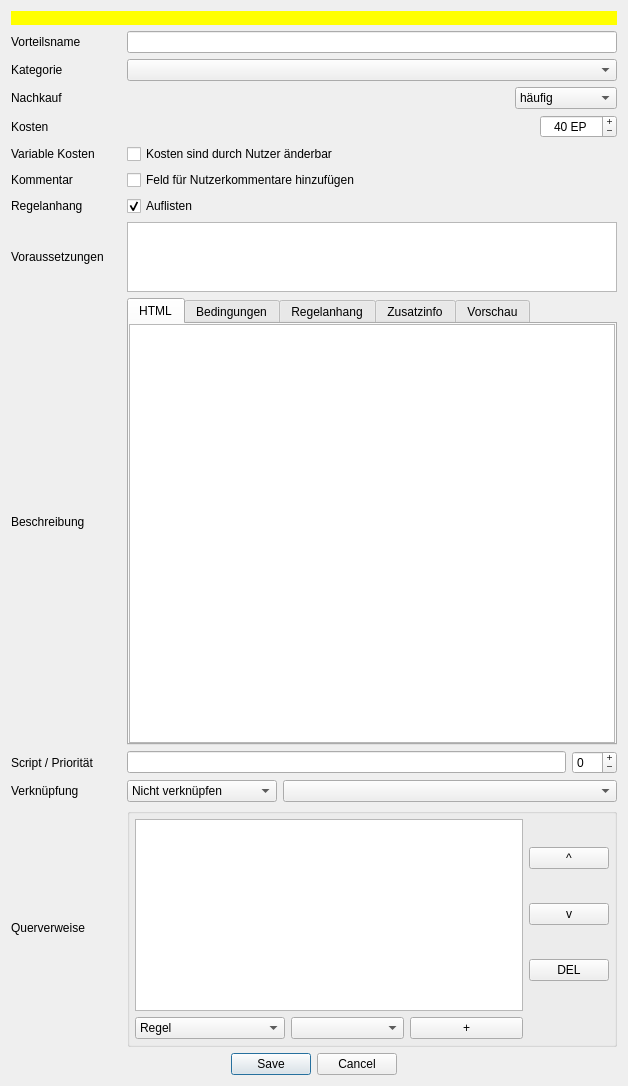
Above: designer/DatenbankEditVorteil.ui from Aeolitus/Sephrasto before the change. Below: the same form after it.
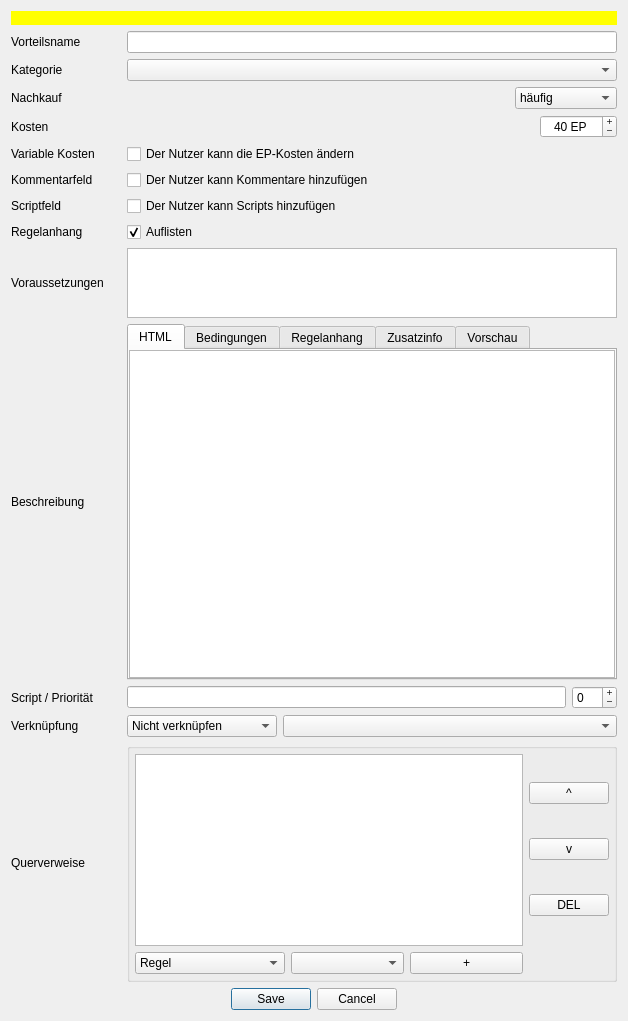
That is the form after the change.

Commit message: Add option to allow adding scripts to vorteile in the character editor. Enabled this option for all vorteile that allow users to distribute points (such as Kraftvoller kampf IV).

What changed in the file:
```diff
--- a/designer/DatenbankEditVorteil.ui
+++ b/designer/DatenbankEditVorteil.ui
@@ -10,7 +10,7 @@
     <x>0</x>
     <y>0</y>
     <width>628</width>
-    <height>1086</height>
+    <height>978</height>
    </rect>
   </property>
   <property name="windowTitle">
@@ -19,6 +19,29 @@
   <layout class="QGridLayout" name="gridLayout_2">
    <item row="2" column="0">
     <layout class="QGridLayout" name="gridLayout">
+     <item row="11" column="0">
+      <widget class="QLabel" name="label_41">
+       <property name="minimumSize">
+        <size>
+         <width>110</width>
+         <height>0</height>
+        </size>
+       </property>
+       <property name="text">
+        <string>Script / Priorität</string>
+       </property>
+      </widget>
+     </item>
+     <item row="8" column="1">
+      <widget class="QCheckBox" name="checkCheatsheet">
+       <property name="text">
+        <string>Auflisten</string>
+       </property>
+       <property name="checked">
+        <bool>true</bool>
+       </property>
+      </widget>
+     </item>
      <item row="4" column="1">
       <layout class="QHBoxLayout" name="horizontalLayout_2">
        <item>
@@ -67,20 +90,60 @@
        </item>
       </layout>
      </item>
-     <item row="8" column="0">
-      <widget class="QLabel" name="label_4">
-       <property name="minimumSize">
-        <size>
-         <width>110</width>
-         <height>0</height>
-        </size>
-       </property>
+     <item row="1" column="0">
+      <widget class="QLabel" name="label">
        <property name="text">
-        <string>Voraussetzungen</string>
+        <string>Vorteilsname</string>
        </property>
       </widget>
      </item>
-     <item row="12" column="1">
+     <item row="3" column="1">
+      <layout class="QHBoxLayout" name="horizontalLayout">
+       <item>
+        <spacer name="horizontalSpacer">
+         <property name="orientation">
+          <enum>Qt::Horizontal</enum>
+         </property>
+         <property name="sizeHint" stdset="0">
+          <size>
+           <width>40</width>
+           <height>20</height>
+          </size>
+         </property>
+        </spacer>
+       </item>
+       <item>
+        <widget class="QComboBox" name="comboNachkauf">
+         <item>
+          <property name="text">
+           <string>häufig</string>
+          </property>
+         </item>
+         <item>
+          <property name="text">
+           <string>üblich</string>
+          </property>
+         </item>
+         <item>
+          <property name="text">
+           <string>selten</string>
+          </property>
+         </item>
+         <item>
+          <property name="text">
+           <string>extrem selten</string>
+          </property>
+         </item>
+         <item>
+          <property name="text">
+           <string>nicht möglich</string>
+          </property>
+         </item>
+        </widget>
+       </item>
+      </layout>
+     </item>
+     <item row="13" column="1">
       <widget class="QGroupBox" name="groupBox">
        <property name="title">
         <string/>
@@ -219,234 +282,14 @@
        </layout>
       </widget>
      </item>
-     <item row="6" column="0">
-      <widget class="QLabel" name="label_7">
+     <item row="3" column="0">
+      <widget class="QLabel" name="label_3">
        <property name="text">
-        <string>Kommentar</string>
+        <string>Nachkauf</string>
        </property>
       </widget>
      </item>
      <item row="10" column="1">
-      <layout class="QHBoxLayout" name="horizontalLayout_4">
-       <item>
-        <widget class="QLineEdit" name="leScript">
-         <property name="toolTip">
-          <string>&lt;html&gt;&lt;head/&gt;&lt;body&gt;&lt;p&gt;In diesem Feld kannst du ein Python-Skript einfügen, die beim Erwerb des Vorteils ausgeführt werden. Siehe &amp;quot;Skripte für Abgeleitete Werte, Vorteile und Waffeneigenschaften&amp;quot; in der Sephrasto-Hilfe für verfügbare Funktionen und Beispiele.&lt;/p&gt;&lt;/body&gt;&lt;/html&gt;</string>
-         </property>
-        </widget>
-       </item>
-       <item>
-        <widget class="QSpinBox" name="spinScriptPrio">
-         <property name="toolTip">
-          <string>&lt;html&gt;&lt;head/&gt;&lt;body&gt;&lt;p&gt;Die Skript-Priorität legt die Reihenfolge der Auswertung fest. 0 ist Standard, negative Werte werden davor, positive Werte danach ausgewertet. Dies ist relevant, falls bspw. die INI verdoppelt werden soll nachdem Kampfreflexe eingerechnet wurde. In diesem Fall sollte die Skript-Priorität höher als die von Kampfreflexe sein.&lt;/p&gt;&lt;/body&gt;&lt;/html&gt;</string>
-         </property>
-         <property name="buttonSymbols">
-          <enum>QAbstractSpinBox::PlusMinus</enum>
-         </property>
-         <property name="minimum">
-          <number>-10</number>
-         </property>
-         <property name="maximum">
-          <number>10</number>
-         </property>
-         <property name="singleStep">
-          <number>1</number>
-         </property>
-         <property name="value">
-          <number>0</number>
-         </property>
-        </widget>
-       </item>
-      </layout>
-     </item>
-     <item row="11" column="1">
-      <layout class="QHBoxLayout" name="horizontalLayout_5">
-       <item>
-        <widget class="QComboBox" name="comboLinkKategorie">
-         <property name="minimumSize">
-          <size>
-           <width>150</width>
-           <height>0</height>
-          </size>
-         </property>
-         <property name="maximumSize">
-          <size>
-           <width>150</width>
-           <height>16777215</height>
-          </size>
-         </property>
-         <item>
-          <property name="text">
-           <string>Nicht verknüpfen</string>
-          </property>
-         </item>
-         <item>
-          <property name="text">
-           <string>Regel</string>
-          </property>
-         </item>
-         <item>
-          <property name="text">
-           <string>Übernat. Talent</string>
-          </property>
-         </item>
-         <item>
-          <property name="text">
-           <string>Vorteil</string>
-          </property>
-         </item>
-        </widget>
-       </item>
-       <item>
-        <widget class="QComboBox" name="comboLinkElement"/>
-       </item>
-      </layout>
-     </item>
-     <item row="5" column="1">
-      <widget class="QCheckBox" name="checkVariable">
-       <property name="text">
-        <string>Kosten sind durch Nutzer änderbar</string>
-       </property>
-      </widget>
-     </item>
-     <item row="6" column="1">
-      <widget class="QCheckBox" name="checkKommentar">
-       <property name="text">
-        <string>Feld für Nutzerkommentare hinzufügen</string>
-       </property>
-      </widget>
-     </item>
-     <item row="10" column="0">
-      <widget class="QLabel" name="label_41">
-       <property name="minimumSize">
-        <size>
-         <width>110</width>
-         <height>0</height>
-        </size>
-       </property>
-       <property name="text">
-        <string>Script / Priorität</string>
-       </property>
-      </widget>
-     </item>
-     <item row="3" column="1">
-      <layout class="QHBoxLayout" name="horizontalLayout">
-       <item>
-        <spacer name="horizontalSpacer">
-         <property name="orientation">
-          <enum>Qt::Horizontal</enum>
-         </property>
-         <property name="sizeHint" stdset="0">
-          <size>
-           <width>40</width>
-           <height>20</height>
-          </size>
-         </property>
-        </spacer>
-       </item>
-       <item>
-        <widget class="QComboBox" name="comboNachkauf">
-         <item>
-          <property name="text">
-           <string>häufig</string>
-          </property>
-         </item>
-         <item>
-          <property name="text">
-           <string>üblich</string>
-          </property>
-         </item>
-         <item>
-          <property name="text">
-           <string>selten</string>
-          </property>
-         </item>
-         <item>
-          <property name="text">
-           <string>extrem selten</string>
-          </property>
-         </item>
-         <item>
-          <property name="text">
-           <string>nicht möglich</string>
-          </property>
-         </item>
-        </widget>
-       </item>
-      </layout>
-     </item>
-     <item row="2" column="1">
-      <widget class="QComboBox" name="comboTyp"/>
-     </item>
-     <item row="5" column="0">
-      <widget class="QLabel" name="label_12">
-       <property name="text">
-        <string>Variable Kosten</string>
-       </property>
-      </widget>
-     </item>
-     <item row="8" column="1">
-      <widget class="QPlainTextEdit" name="teVoraussetzungen">
-       <property name="maximumSize">
-        <size>
-         <width>16777215</width>
-         <height>250</height>
-        </size>
-       </property>
-       <property name="toolTip">
-        <string>&lt;html&gt;&lt;head/&gt;&lt;body&gt;&lt;p&gt;Siehe &amp;quot;Datenbank Editor -&amp;gt; Einstellungsmöglichkeiten -&amp;gt; Voraussetzungen&amp;quot; in der Sephrasto-Hilfe für eine Anleitung.&lt;/p&gt;&lt;/body&gt;&lt;/html&gt;</string>
-       </property>
-      </widget>
-     </item>
-     <item row="2" column="0">
-      <widget class="QLabel" name="label_6">
-       <property name="text">
-        <string>Kategorie</string>
-       </property>
-      </widget>
-     </item>
-     <item row="1" column="1">
-      <widget class="QLineEdit" name="leName"/>
-     </item>
-     <item row="9" column="0">
-      <widget class="QLabel" name="label_5">
-       <property name="text">
-        <string>Beschreibung</string>
-       </property>
-      </widget>
-     </item>
-     <item row="11" column="0">
-      <widget class="QLabel" name="label_9">
-       <property name="text">
-        <string>Verknüpfung</string>
-       </property>
-       <property name="indent">
-        <number>0</number>
-       </property>
-      </widget>
-     </item>
-     <item row="12" column="0">
-      <widget class="QLabel" name="label_11">
-       <property name="text">
-        <string>Querverweise</string>
-       </property>
-      </widget>
-     </item>
-     <item row="4" column="0">
-      <widget class="QLabel" name="label_2">
-       <property name="text">
-        <string>Kosten</string>
-       </property>
-      </widget>
-     </item>
-     <item row="7" column="0">
-      <widget class="QLabel" name="label_10">
-       <property name="text">
-        <string>Regelanhang</string>
-       </property>
-      </widget>
-     </item>
-     <item row="9" column="1">
       <widget class="QTabWidget" name="tabWidget">
        <property name="currentIndex">
         <number>0</number>
@@ -631,10 +474,164 @@
        </widget>
       </widget>
      </item>
-     <item row="1" column="0">
-      <widget class="QLabel" name="label">
+     <item row="6" column="1">
+      <widget class="QCheckBox" name="checkKommentar">
        <property name="text">
-        <string>Vorteilsname</string>
+        <string>Der Nutzer kann Kommentare hinzufügen</string>
+       </property>
+      </widget>
+     </item>
+     <item row="8" column="0">
+      <widget class="QLabel" name="label_10">
+       <property name="text">
+        <string>Regelanhang</string>
+       </property>
+      </widget>
+     </item>
+     <item row="5" column="1">
+      <widget class="QCheckBox" name="checkVariable">
+       <property name="text">
+        <string>Der Nutzer kann die EP-Kosten ändern</string>
+       </property>
+      </widget>
+     </item>
+     <item row="13" column="0">
+      <widget class="QLabel" name="label_11">
+       <property name="text">
+        <string>Querverweise</string>
+       </property>
+      </widget>
+     </item>
+     <item row="12" column="1">
+      <layout class="QHBoxLayout" name="horizontalLayout_5">
+       <item>
+        <widget class="QComboBox" name="comboLinkKategorie">
+         <property name="minimumSize">
+          <size>
+           <width>150</width>
+           <height>0</height>
+          </size>
+         </property>
+         <property name="maximumSize">
+          <size>
+           <width>150</width>
+           <height>16777215</height>
+          </size>
+         </property>
+         <item>
+          <property name="text">
+           <string>Nicht verknüpfen</string>
+          </property>
+         </item>
+         <item>
+          <property name="text">
+           <string>Regel</string>
+          </property>
+         </item>
+         <item>
+          <property name="text">
+           <string>Übernat. Talent</string>
+          </property>
+         </item>
+         <item>
+          <property name="text">
+           <string>Vorteil</string>
+          </property>
+         </item>
+        </widget>
+       </item>
+       <item>
+        <widget class="QComboBox" name="comboLinkElement"/>
+       </item>
+      </layout>
+     </item>
+     <item row="10" column="0">
+      <widget class="QLabel" name="label_5">
+       <property name="text">
+        <string>Beschreibung</string>
+       </property>
+      </widget>
+     </item>
+     <item row="2" column="1">
+      <widget class="QComboBox" name="comboTyp"/>
+     </item>
+     <item row="4" column="0">
+      <widget class="QLabel" name="label_2">
+       <property name="text">
+        <string>Kosten</string>
+       </property>
+      </widget>
+     </item>
+     <item row="11" column="1">
+      <layout class="QHBoxLayout" name="horizontalLayout_4">
+       <item>
+        <widget class="QLineEdit" name="leScript">
+         <property name="toolTip">
+          <string>&lt;html&gt;&lt;head/&gt;&lt;body&gt;&lt;p&gt;In diesem Feld kannst du ein Python-Skript einfügen, die beim Erwerb des Vorteils ausgeführt werden. Siehe &amp;quot;Skripte für Abgeleitete Werte, Vorteile und Waffeneigenschaften&amp;quot; in der Sephrasto-Hilfe für verfügbare Funktionen und Beispiele.&lt;/p&gt;&lt;/body&gt;&lt;/html&gt;</string>
+         </property>
+        </widget>
+       </item>
+       <item>
+        <widget class="QSpinBox" name="spinScriptPrio">
+         <property name="toolTip">
+          <string>&lt;html&gt;&lt;head/&gt;&lt;body&gt;&lt;p&gt;Die Skript-Priorität legt die Reihenfolge der Auswertung fest. 0 ist Standard, negative Werte werden davor, positive Werte danach ausgewertet. Dies ist relevant, falls bspw. die INI verdoppelt werden soll nachdem Kampfreflexe eingerechnet wurde. In diesem Fall sollte die Skript-Priorität höher als die von Kampfreflexe sein.&lt;/p&gt;&lt;/body&gt;&lt;/html&gt;</string>
+         </property>
+         <property name="buttonSymbols">
+          <enum>QAbstractSpinBox::PlusMinus</enum>
+         </property>
+         <property name="minimum">
+          <number>-10</number>
+         </property>
+         <property name="maximum">
+          <number>10</number>
+         </property>
+         <property name="singleStep">
+          <number>1</number>
+         </property>
+         <property name="value">
+          <number>0</number>
+         </property>
+        </widget>
+       </item>
+      </layout>
+     </item>
+     <item row="5" column="0">
+      <widget class="QLabel" name="label_12">
+       <property name="text">
+        <string>Variable Kosten</string>
+       </property>
+      </widget>
+     </item>
+     <item row="9" column="1">
+      <widget class="QPlainTextEdit" name="teVoraussetzungen">
+       <property name="maximumSize">
+        <size>
+         <width>16777215</width>
+         <height>250</height>
+        </size>
+       </property>
+       <property name="toolTip">
+        <string>&lt;html&gt;&lt;head/&gt;&lt;body&gt;&lt;p&gt;Siehe &amp;quot;Datenbank Editor -&amp;gt; Einstellungsmöglichkeiten -&amp;gt; Voraussetzungen&amp;quot; in der Sephrasto-Hilfe für eine Anleitung.&lt;/p&gt;&lt;/body&gt;&lt;/html&gt;</string>
+       </property>
+      </widget>
+     </item>
+     <item row="1" column="1">
+      <widget class="QLineEdit" name="leName"/>
+     </item>
+     <item row="12" column="0">
+      <widget class="QLabel" name="label_9">
+       <property name="text">
+        <string>Verknüpfung</string>
+       </property>
+       <property name="indent">
+        <number>0</number>
+       </property>
+      </widget>
+     </item>
+     <item row="2" column="0">
+      <widget class="QLabel" name="label_6">
+       <property name="text">
+        <string>Kategorie</string>
        </property>
       </widget>
      </item>
@@ -654,20 +651,37 @@
        </property>
       </widget>
      </item>
+     <item row="6" column="0">
+      <widget class="QLabel" name="label_7">
+       <property name="text">
+        <string>Kommentarfeld</string>
+       </property>
+      </widget>
+     </item>
+     <item row="9" column="0">
+      <widget class="QLabel" name="label_4">
+       <property name="minimumSize">
+        <size>
+         <width>110</width>
+         <height>0</height>
+        </size>
+       </property>
+       <property name="text">
+        <string>Voraussetzungen</string>
+       </property>
+      </widget>
+     </item>
+     <item row="7" column="0">
+      <widget class="QLabel" name="label_8">
+       <property name="text">
+        <string>Scriptfeld</string>
+       </property>
+      </widget>
+     </item>
      <item row="7" column="1">
-      <widget class="QCheckBox" name="checkCheatsheet">
+      <widget class="QCheckBox" name="checkScript">
        <property name="text">
-        <string>Auflisten</string>
-       </property>
-       <property name="checked">
-        <bool>true</bool>
-       </property>
-      </widget>
-     </item>
-     <item row="3" column="0">
-      <widget class="QLabel" name="label_3">
-       <property name="text">
-        <string>Nachkauf</string>
+        <string>Der Nutzer kann Scripts hinzufügen</string>
        </property>
       </widget>
      </item>
```
The commit also changes 6 other files.
